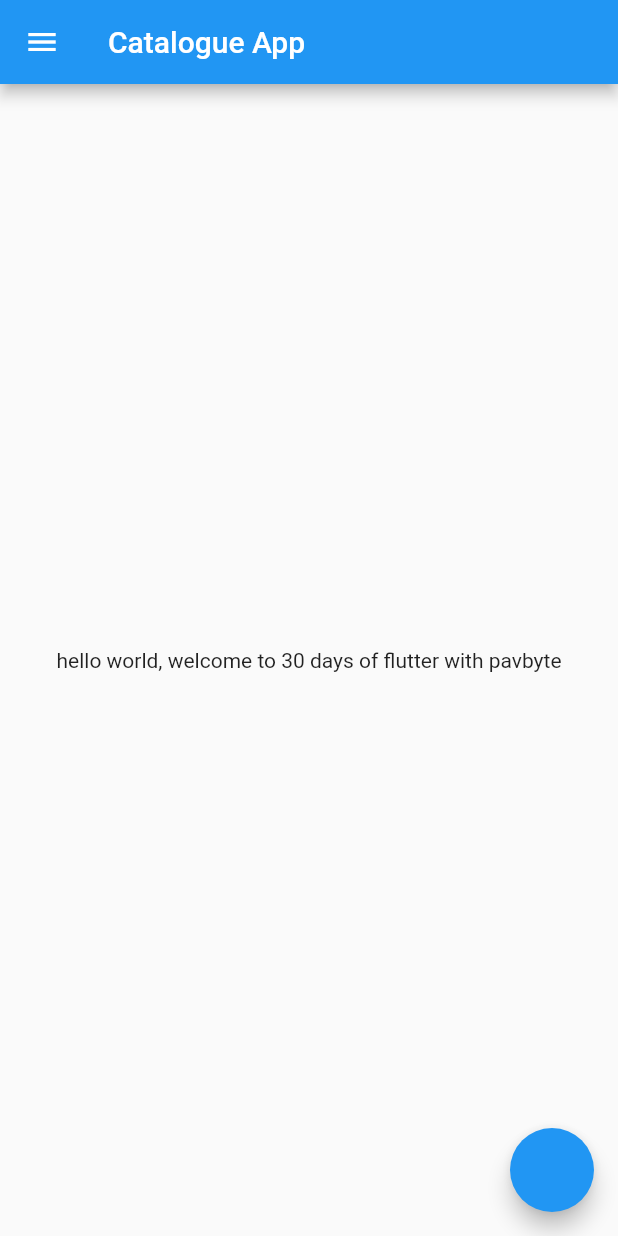
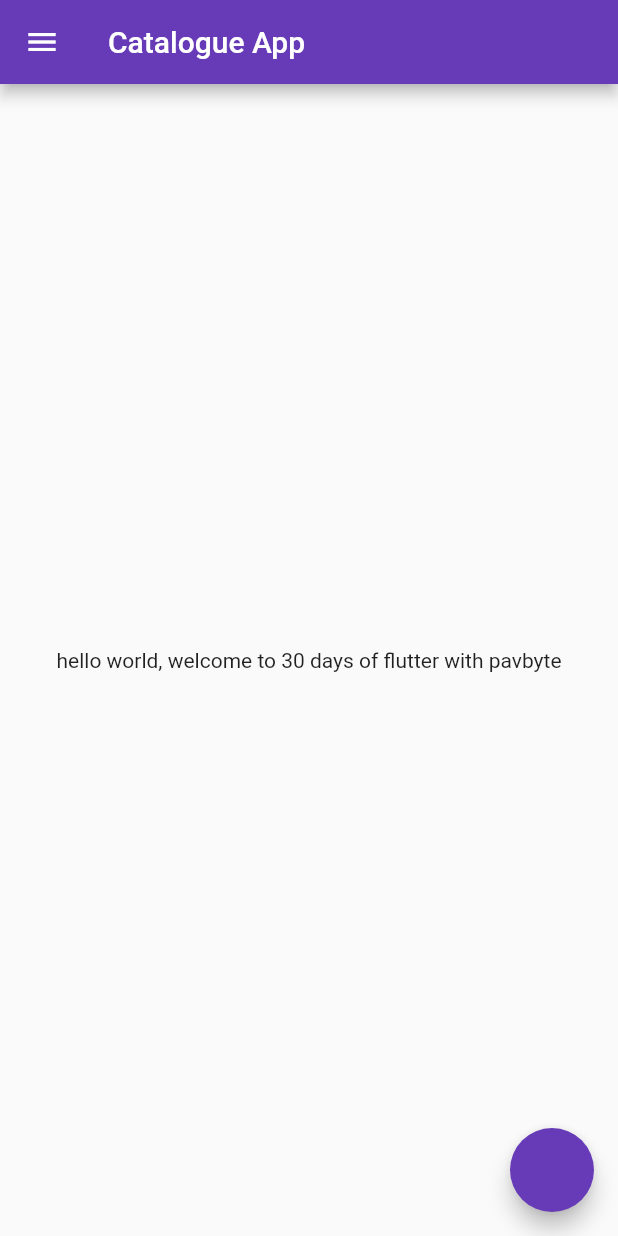
Before and after one commit to pavbyte/30daysflutter, a Flutter app: the screen it shows after launch, on a phone screen of 412 x 824 dp. Run offline on Flutter 3.47's test engine with Material 2 defaults, Android fonts, the phone set to English and light mode, and no system bars.

Commit message:
day complete

```diff
--- a/lib/main.dart
+++ b/lib/main.dart
@@ -1,4 +1,5 @@
-import 'package:codepur/home_page.dart';
+import 'package:codepur/pages/home_page.dart';
+import 'package:codepur/pages/login_page.dart';
 import 'package:flutter/material.dart';
 
 void main() {
@@ -9,7 +10,17 @@ class MyApp extends StatelessWidget {
   @override
   Widget build(BuildContext context) {
     return MaterialApp(
-      home: HomePage(),
+      themeMode: ThemeMode.light,
+      darkTheme: ThemeData.dark(),
+      theme: ThemeData(
+        primarySwatch: Colors.deepPurple,
+      ),
+      initialRoute: "/home",
+      routes: {
+        "/": (context) => LoginPage(),
+        "/home": (context) => HomePage(),
+        "/login": (context) => LoginPage(),
+      },
     );
   }
 }
```
Also changed, not shown: lib/pages/login_page.dart (added, +19 -0 lines), lib/pages/home_page.dart (renamed from lib/home_page.dart).
